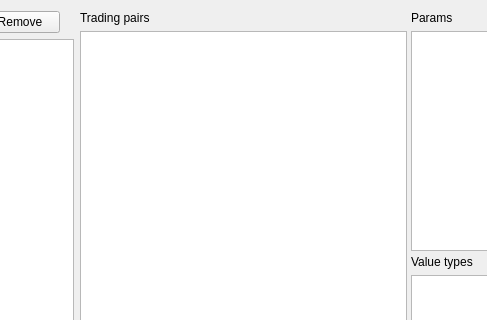
First picture: the form in gui/PaneTemplates.ui, repository icingerpower/QuantumTrade, before the edit; both pictures show x 117 to 604 and y 0 to 320 of the 1198 by 750 pixel window.
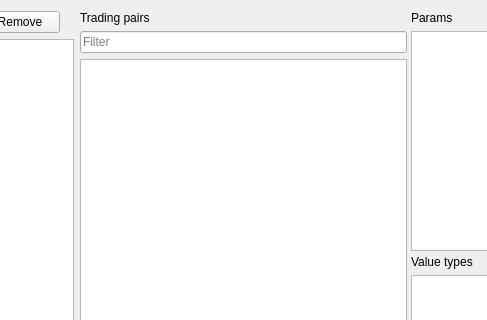
Second picture: the form after the edit.

Commit message: Added template management and view on selected pairs of a template.

```diff
--- a/gui/PaneTemplates.ui
+++ b/gui/PaneTemplates.ui
@@ -85,7 +85,7 @@
      <property name="orientation">
       <enum>Qt::Horizontal</enum>
      </property>
-     <widget class="QWidget" name="">
+     <widget class="QWidget" name="layoutWidget">
       <layout class="QVBoxLayout" name="verticalLayoutTradPairs">
        <item>
         <widget class="QLabel" name="label">
@@ -95,7 +95,21 @@
         </widget>
        </item>
        <item>
-        <widget class="QTableView" name="tableViewPairs"/>
+        <widget class="QLineEdit" name="lineEditFilterPairs">
+         <property name="placeholderText">
+          <string>Filter</string>
+         </property>
+        </widget>
+       </item>
+       <item>
+        <widget class="QTableView" name="tableViewPairs">
+         <property name="selectionMode">
+          <enum>QAbstractItemView::NoSelection</enum>
+         </property>
+         <attribute name="horizontalHeaderStretchLastSection">
+          <bool>true</bool>
+         </attribute>
+        </widget>
        </item>
       </layout>
      </widget>
```
Left out of the diff: 20 changed lines with no effect on the pictures. The commit also changes 15 other files.
